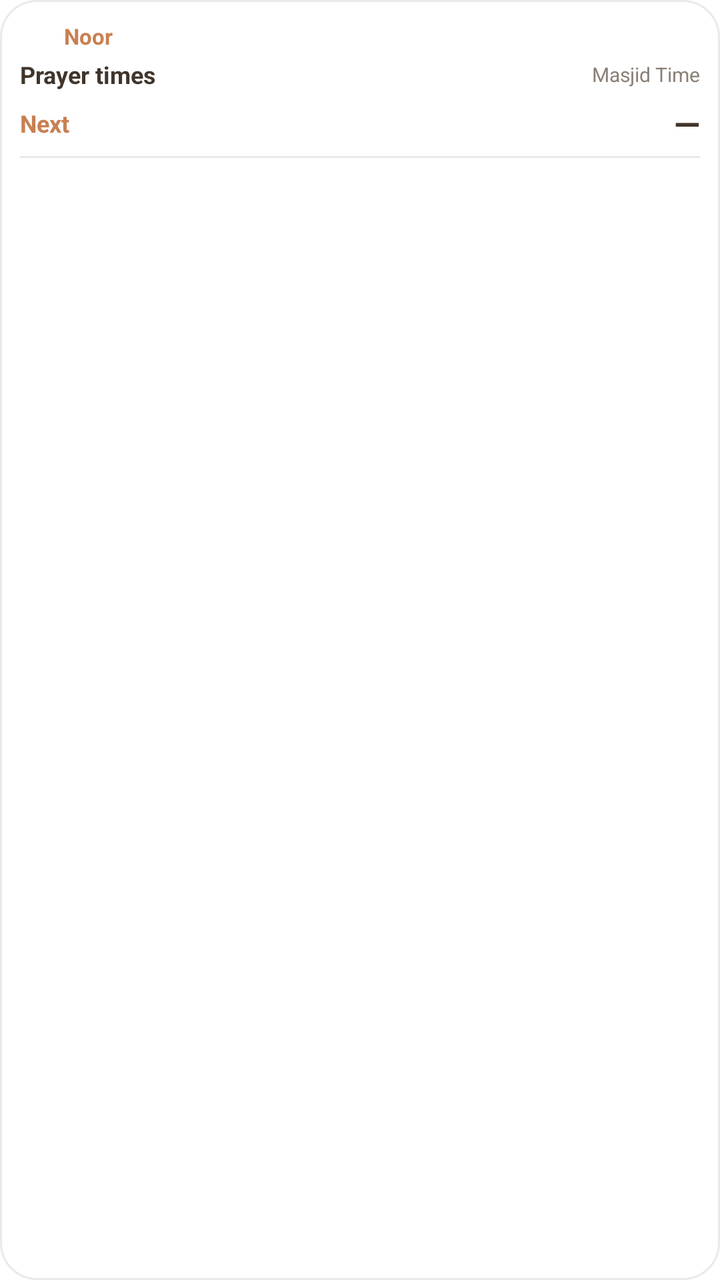
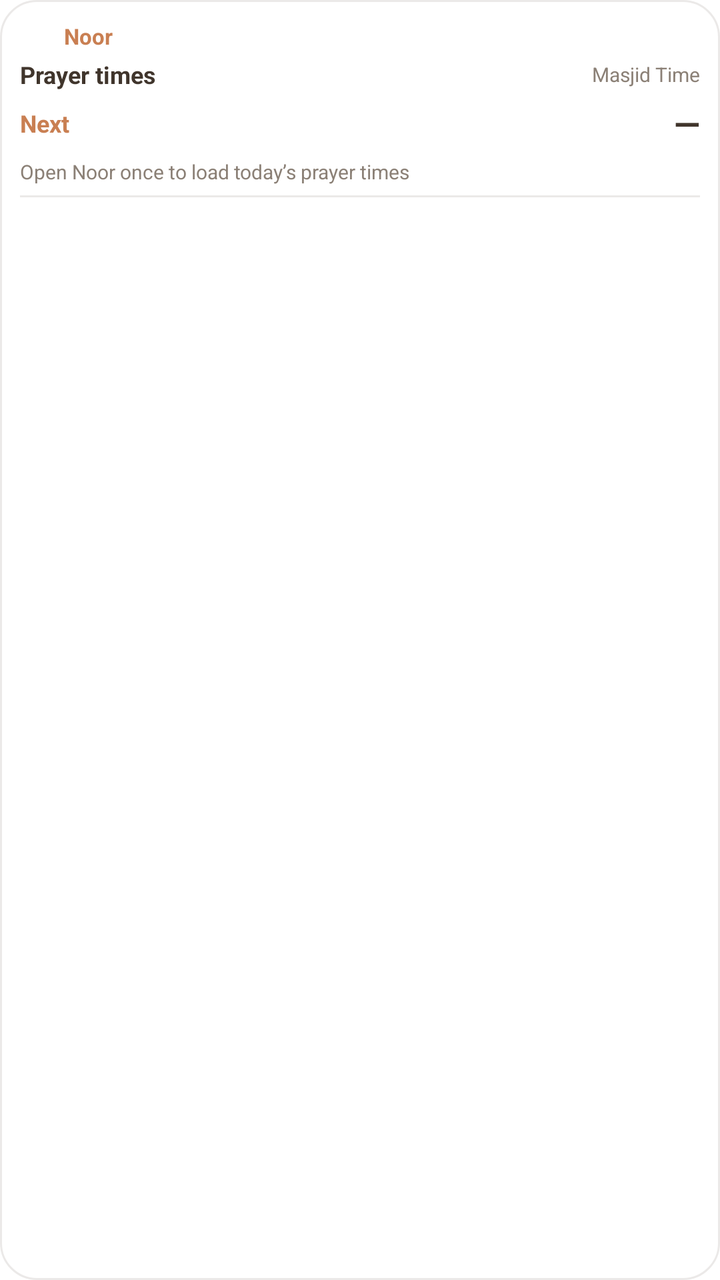

Two renders of the same Android screen: before a commit and after it. Below are the layout's source before the change and the commit's diff.
<!-- AndroidManifest.xml: fallback theme Theme.MaterialComponents.DayNight.NoActionBar -->
<!-- res/layout/noor_widget.xml -->
<?xml version="1.0" encoding="utf-8"?>
<LinearLayout xmlns:android="http://schemas.android.com/apk/res/android"
    android:id="@+id/widget_root"
    android:layout_width="match_parent"
    android:layout_height="match_parent"
    android:background="@drawable/widget_bg"
    android:clickable="true"
    android:focusable="true"
    android:orientation="vertical"
    android:padding="10dp">

    <LinearLayout
        android:layout_width="match_parent"
        android:layout_height="wrap_content"
        android:gravity="center_vertical"
        android:orientation="horizontal">

        <ImageView
            android:id="@+id/widget_icon"
            android:layout_width="16dp"
            android:layout_height="16dp"
            android:contentDescription="@string/app_name"
            android:src="@mipmap/ic_launcher" />

        <TextView
            android:id="@+id/widget_title"
            android:layout_width="0dp"
            android:layout_height="wrap_content"
            android:layout_marginStart="6dp"
            android:layout_weight="1"
            android:ellipsize="end"
            android:maxLines="1"
            android:text="Noor"
            android:textColor="#C97F52"
            android:textSize="11sp"
            android:textStyle="bold" />
    </LinearLayout>

    <LinearLayout
        android:layout_width="match_parent"
        android:layout_height="wrap_content"
        android:layout_marginTop="3dp"
        android:gravity="center_vertical"
        android:orientation="horizontal">

        <TextView
            android:id="@+id/widget_city"
            android:layout_width="0dp"
            android:layout_height="wrap_content"
            android:layout_weight="1"
            android:ellipsize="end"
            android:maxLines="1"
            android:text="Prayer times"
            android:textColor="#40352C"
            android:textSize="12sp"
            android:textStyle="bold" />

        <TextView
            android:id="@+id/widget_hijri"
            android:layout_width="wrap_content"
            android:layout_height="wrap_content"
            android:maxLines="1"
            android:text="Masjid Time"
            android:textColor="#8B8076"
            android:textSize="10sp" />
    </LinearLayout>

    <LinearLayout
        android:layout_width="match_parent"
        android:layout_height="wrap_content"
        android:layout_marginTop="5dp"
        android:gravity="center_vertical"
        android:orientation="horizontal">

        <TextView
            android:id="@+id/widget_next_label"
            android:layout_width="wrap_content"
            android:layout_height="wrap_content"
            android:text="Next"
            android:textColor="#C97F52"
            android:textSize="12sp"
            android:textStyle="bold" />

        <TextView
            android:id="@+id/widget_next_time"
            android:layout_width="0dp"
            android:layout_height="wrap_content"
            android:layout_weight="1"
            android:gravity="end"
            android:maxLines="1"
            android:text="—"
            android:textColor="#40352C"
            android:textSize="17sp"
            android:textStyle="bold" />
    </LinearLayout>

    <View
        android:layout_width="match_parent"
        android:layout_height="1dp"
        android:layout_marginTop="5dp"
        android:layout_marginBottom="4dp"
        android:background="#1A3A2E22" />

    <LinearLayout
        android:layout_width="match_parent"
        android:layout_height="wrap_content"
        android:orientation="horizontal">

        <TextView
            android:id="@+id/widget_time_0"
            android:layout_width="0dp"
            android:layout_height="wrap_content"
            android:layout_weight="1"
            android:maxLines="1"
            android:text=""
            android:textColor="#40352C"
            android:textSize="10sp" />

        <TextView
            android:id="@+id/widget_time_1"
            android:layout_width="0dp"
            android:layout_height="wrap_content"
            android:layout_weight="1"
            android:maxLines="1"
            android:text=""
            android:textColor="#40352C"
            android:textSize="10sp" />
    </LinearLayout>

    <LinearLayout
        android:layout_width="match_parent"
        android:layout_height="wrap_content"
        android:orientation="horizontal">

        <TextView
            android:id="@+id/widget_time_2"
            android:layout_width="0dp"
            android:layout_height="wrap_content"
            android:layout_weight="1"
            android:maxLines="1"
            android:text=""
            android:textColor="#40352C"
            android:textSize="10sp" />

        <TextView
            android:id="@+id/widget_time_3"
            android:layout_width="0dp"
            android:layout_height="wrap_content"
            android:layout_weight="1"
            android:maxLines="1"
            android:text=""
            android:textColor="#40352C"
            android:textSize="10sp" />
    </LinearLayout>

    <LinearLayout
        android:layout_width="match_parent"
        android:layout_height="wrap_content"
        android:orientation="horizontal">

        <TextView
            android:id="@+id/widget_time_4"
            android:layout_width="0dp"
            android:layout_height="wrap_content"
            android:layout_weight="1"
            android:maxLines="1"
            android:text=""
            android:textColor="#40352C"
            android:textSize="10sp" />

        <TextView
            android:id="@+id/widget_time_5"
            android:layout_width="0dp"
            android:layout_height="wrap_content"
            android:layout_weight="1"
            android:maxLines="1"
            android:text=""
            android:textColor="#40352C"
            android:textSize="10sp" />
    </LinearLayout>
</LinearLayout>
<!-- resources referenced by this layout -->
<resources>
  <!-- drawable widget_bg (drawable) -->
  <?xml version="1.0" encoding="utf-8"?>
  <shape xmlns:android="http://schemas.android.com/apk/res/android"
      android:shape="rectangle">
      <solid android:color="#FFFFFFFF" />
      <stroke
          android:width="1dp"
          android:color="#1A3A2E22" />
      <corners android:radius="18dp" />
  </shape>
  <!-- mipmap ic_launcher (mipmap-anydpi-v26) -->
  <?xml version="1.0" encoding="utf-8"?>
  <adaptive-icon xmlns:android="http://schemas.android.com/apk/res/android">
    <background android:drawable="@color/ic_launcher_background"/>
    <foreground>
        <inset
            android:drawable="@drawable/ic_launcher_foreground"
            android:inset="16%" />
    </foreground>
  </adaptive-icon>
  <string name="app_name">Noor</string>
  <color name="ic_launcher_background">#FFFFFF</color>
  <!-- drawable ic_launcher_foreground: png bitmap (drawable-hdpi, 10914 bytes) -->
</resources>

<!-- the commit's change to res/layout/noor_widget.xml (unified diff, before → after) -->
@@ -2,7 +2,7 @@
 <LinearLayout xmlns:android="http://schemas.android.com/apk/res/android"
     android:id="@+id/widget_root"
     android:layout_width="match_parent"
-    android:layout_height="match_parent"
+    android:layout_height="wrap_content"
     android:background="@drawable/widget_bg"
     android:clickable="true"
     android:focusable="true"
@@ -94,6 +94,16 @@
             android:textStyle="bold" />
     </LinearLayout>
 
+    
+    <TextView
+        android:id="@+id/widget_hint"
+        android:layout_width="match_parent"
+        android:layout_height="wrap_content"
+        android:layout_marginTop="6dp"
+        android:text="Open Noor once to load today&#8217;s prayer times"
+        android:textColor="#8B8076"
+        android:textSize="10sp" />
+
     <View
         android:layout_width="match_parent"
         android:layout_height="1dp"
@@ -101,81 +111,311 @@
         android:layout_marginBottom="4dp"
         android:background="#1A3A2E22" />
 
-    <LinearLayout
-        android:layout_width="match_parent"
-        android:layout_height="wrap_content"
-        android:orientation="horizontal">
-
-        <TextView
-            android:id="@+id/widget_time_0"
-            android:layout_width="0dp"
-            android:layout_height="wrap_content"
-            android:layout_weight="1"
-            android:maxLines="1"
-            android:text=""
-            android:textColor="#40352C"
-            android:textSize="10sp" />
-
-        <TextView
-            android:id="@+id/widget_time_1"
-            android:layout_width="0dp"
-            android:layout_height="wrap_content"
-            android:layout_weight="1"
-            android:maxLines="1"
-            android:text=""
-            android:textColor="#40352C"
-            android:textSize="10sp" />
-    </LinearLayout>
-
-    <LinearLayout
-        android:layout_width="match_parent"
-        android:layout_height="wrap_content"
-        android:orientation="horizontal">
-
-        <TextView
-            android:id="@+id/widget_time_2"
-            android:layout_width="0dp"
-            android:layout_height="wrap_content"
-            android:layout_weight="1"
-            android:maxLines="1"
-            android:text=""
-            android:textColor="#40352C"
-            android:textSize="10sp" />
-
-        <TextView
-            android:id="@+id/widget_time_3"
-            android:layout_width="0dp"
-            android:layout_height="wrap_content"
-            android:layout_weight="1"
-            android:maxLines="1"
-            android:text=""
-            android:textColor="#40352C"
-            android:textSize="10sp" />
-    </LinearLayout>
-
-    <LinearLayout
-        android:layout_width="match_parent"
-        android:layout_height="wrap_content"
-        android:orientation="horizontal">
-
-        <TextView
-            android:id="@+id/widget_time_4"
-            android:layout_width="0dp"
-            android:layout_height="wrap_content"
-            android:layout_weight="1"
-            android:maxLines="1"
-            android:text=""
-            android:textColor="#40352C"
-            android:textSize="10sp" />
-
-        <TextView
-            android:id="@+id/widget_time_5"
-            android:layout_width="0dp"
-            android:layout_height="wrap_content"
-            android:layout_weight="1"
-            android:maxLines="1"
-            android:text=""
-            android:textColor="#40352C"
-            android:textSize="10sp" />
+    
+    <LinearLayout
+        android:id="@+id/widget_block_0"
+        android:layout_width="match_parent"
+        android:layout_height="wrap_content"
+        android:orientation="vertical">
+
+        <LinearLayout
+            android:layout_width="match_parent"
+            android:layout_height="wrap_content"
+            android:gravity="center_vertical"
+            android:orientation="horizontal">
+
+            <TextView
+                android:id="@+id/widget_p0_name"
+                android:layout_width="0dp"
+                android:layout_height="wrap_content"
+                android:layout_weight="1"
+                android:maxLines="1"
+                android:text=""
+                android:textColor="#40352C"
+                android:textSize="11sp"
+                android:textStyle="bold" />
+
+            <TextView
+                android:id="@+id/widget_p0_time"
+                android:layout_width="wrap_content"
+                android:layout_height="wrap_content"
+                android:maxLines="1"
+                android:text=""
+                android:textColor="#40352C"
+                android:textSize="11sp"
+                android:textStyle="bold" />
+        </LinearLayout>
+
+        <TextView
+            android:id="@+id/widget_p0_quote"
+            android:layout_width="match_parent"
+            android:layout_height="wrap_content"
+            android:ellipsize="end"
+            android:maxLines="2"
+            android:text=""
+            android:textColor="#8B8076"
+            android:textSize="9sp" />
+
+        <TextView
+            android:id="@+id/widget_p0_quote_urdu"
+            android:layout_width="match_parent"
+            android:layout_height="wrap_content"
+            android:ellipsize="end"
+            android:fontFamily="@font/noto_nastaliq_urdu"
+            android:lineSpacingExtra="3dp"
+            android:maxLines="2"
+            android:text=""
+            android:textColor="#8B8076"
+            android:textSize="10sp"
+            android:visibility="gone" />
+    </LinearLayout>
+
+    
+    <TextView
+        android:id="@+id/widget_sunrise"
+        android:layout_width="match_parent"
+        android:layout_height="wrap_content"
+        android:layout_marginTop="2dp"
+        android:layout_marginBottom="2dp"
+        android:maxLines="1"
+        android:text=""
+        android:textColor="#8B8076"
+        android:textSize="9sp"
+        android:visibility="gone" />
+
+    <LinearLayout
+        android:id="@+id/widget_block_1"
+        android:layout_width="match_parent"
+        android:layout_height="wrap_content"
+        android:layout_marginTop="4dp"
+        android:orientation="vertical">
+
+        <LinearLayout
+            android:layout_width="match_parent"
+            android:layout_height="wrap_content"
+            android:gravity="center_vertical"
+            android:orientation="horizontal">
+
+            <TextView
+                android:id="@+id/widget_p1_name"
+                android:layout_width="0dp"
+                android:layout_height="wrap_content"
+                android:layout_weight="1"
+                android:maxLines="1"
+                android:text=""
+                android:textColor="#40352C"
+                android:textSize="11sp"
+                android:textStyle="bold" />
+
+            <TextView
+                android:id="@+id/widget_p1_time"
+                android:layout_width="wrap_content"
+                android:layout_height="wrap_content"
+                android:maxLines="1"
+                android:text=""
+                android:textColor="#40352C"
+                android:textSize="11sp"
+                android:textStyle="bold" />
+        </LinearLayout>
+
+        <TextView
+            android:id="@+id/widget_p1_quote"
+            android:layout_width="match_parent"
+            android:layout_height="wrap_content"
+            android:ellipsize="end"
+            android:maxLines="2"
+            android:text=""
+            android:textColor="#8B8076"
+            android:textSize="9sp" />
+
+        <TextView
+            android:id="@+id/widget_p1_quote_urdu"
+            android:layout_width="match_parent"
+            android:layout_height="wrap_content"
+            android:ellipsize="end"
+            android:fontFamily="@font/noto_nastaliq_urdu"
+            android:lineSpacingExtra="3dp"
+            android:maxLines="2"
+            android:text=""
+            android:textColor="#8B8076"
+            android:textSize="10sp"
+            android:visibility="gone" />
+    </LinearLayout>
+
+    <LinearLayout
+        android:id="@+id/widget_block_2"
+        android:layout_width="match_parent"
+        android:layout_height="wrap_content"
+        android:layout_marginTop="4dp"
+        android:orientation="vertical">
+
+        <LinearLayout
+            android:layout_width="match_parent"
+            android:layout_height="wrap_content"
+            android:gravity="center_vertical"
+            android:orientation="horizontal">
+
+            <TextView
+                android:id="@+id/widget_p2_name"
+                android:layout_width="0dp"
+                android:layout_height="wrap_content"
+                android:layout_weight="1"
+                android:maxLines="1"
+                android:text=""
+                android:textColor="#40352C"
+                android:textSize="11sp"
+                android:textStyle="bold" />
+
+            <TextView
+                android:id="@+id/widget_p2_time"
+                android:layout_width="wrap_content"
+                android:layout_height="wrap_content"
+                android:maxLines="1"
+                android:text=""
+                android:textColor="#40352C"
+                android:textSize="11sp"
+                android:textStyle="bold" />
+        </LinearLayout>
+
+        <TextView
+            android:id="@+id/widget_p2_quote"
+            android:layout_width="match_parent"
+            android:layout_height="wrap_content"
+            android:ellipsize="end"
+            android:maxLines="2"
+            android:text=""
+            android:textColor="#8B8076"
+            android:textSize="9sp" />
+
+        <TextView
+            android:id="@+id/widget_p2_quote_urdu"
+            android:layout_width="match_parent"
+            android:layout_height="wrap_content"
+            android:ellipsize="end"
+            android:fontFamily="@font/noto_nastaliq_urdu"
+            android:lineSpacingExtra="3dp"
+            android:maxLines="2"
+            android:text=""
+            android:textColor="#8B8076"
+            android:textSize="10sp"
+            android:visibility="gone" />
+    </LinearLayout>
+
+    <LinearLayout
+        android:id="@+id/widget_block_3"
+        android:layout_width="match_parent"
+        android:layout_height="wrap_content"
+        android:layout_marginTop="4dp"
+        android:orientation="vertical">
+
+        <LinearLayout
+            android:layout_width="match_parent"
+            android:layout_height="wrap_content"
+            android:gravity="center_vertical"
+            android:orientation="horizontal">
+
+            <TextView
+                android:id="@+id/widget_p3_name"
+                android:layout_width="0dp"
+                android:layout_height="wrap_content"
+                android:layout_weight="1"
+                android:maxLines="1"
+                android:text=""
+                android:textColor="#40352C"
+                android:textSize="11sp"
+                android:textStyle="bold" />
+
+            <TextView
+                android:id="@+id/widget_p3_time"
+                android:layout_width="wrap_content"
+                android:layout_height="wrap_content"
+                android:maxLines="1"
+                android:text=""
+                android:textColor="#40352C"
+                android:textSize="11sp"
+                android:textStyle="bold" />
+        </LinearLayout>
+
+        <TextView
+            android:id="@+id/widget_p3_quote"
+            android:layout_width="match_parent"
+            android:layout_height="wrap_content"
+            android:ellipsize="end"
+            android:maxLines="2"
+            android:text=""
+            android:textColor="#8B8076"
+            android:textSize="9sp" />
+
+        <TextView
+            android:id="@+id/widget_p3_quote_urdu"
+            android:layout_width="match_parent"
+            android:layout_height="wrap_content"
+            android:ellipsize="end"
+            android:fontFamily="@font/noto_nastaliq_urdu"
+            android:lineSpacingExtra="3dp"
+            android:maxLines="2"
+            android:text=""
+            android:textColor="#8B8076"
+            android:textSize="10sp"
+            android:visibility="gone" />
+    </LinearLayout>
+
+    <LinearLayout
+        android:id="@+id/widget_block_4"
+        android:layout_width="match_parent"
+        android:layout_height="wrap_content"
+        android:layout_marginTop="4dp"
+        android:orientation="vertical">
+
+        <LinearLayout
+            android:layout_width="match_parent"
+            android:layout_height="wrap_content"
+            android:gravity="center_vertical"
+            android:orientation="horizontal">
+
+            <TextView
+                android:id="@+id/widget_p4_name"
+                android:layout_width="0dp"
+                android:layout_height="wrap_content"
+                android:layout_weight="1"
+                android:maxLines="1"
+                android:text=""
+                android:textColor="#40352C"
+                android:textSize="11sp"
+                android:textStyle="bold" />
+
+            <TextView
+                android:id="@+id/widget_p4_time"
+                android:layout_width="wrap_content"
+                android:layout_height="wrap_content"
+                android:maxLines="1"
+                android:text=""
+                android:textColor="#40352C"
+                android:textSize="11sp"
+                android:textStyle="bold" />
+        </LinearLayout>
+
+        <TextView
+            android:id="@+id/widget_p4_quote"
+            android:layout_width="match_parent"
+            android:layout_height="wrap_content"
+            android:ellipsize="end"
+            android:maxLines="2"
+            android:text=""
+            android:textColor="#8B8076"
+            android:textSize="9sp" />
+
+        <TextView
+            android:id="@+id/widget_p4_quote_urdu"
+            android:layout_width="match_parent"
+            android:layout_height="wrap_content"
+            android:ellipsize="end"
+            android:fontFamily="@font/noto_nastaliq_urdu"
+            android:lineSpacingExtra="3dp"
+            android:maxLines="2"
+            android:text=""
+            android:textColor="#8B8076"
+            android:textSize="10sp"
+            android:visibility="gone" />
     </LinearLayout>
 </LinearLayout>
